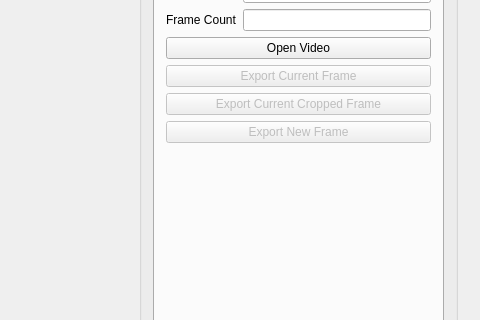
Qt form GUI/mainwindow.ui (oliw/motion) before a commit; both pictures show x 667 to 1147 and y 142 to 462 of the 1147 by 668 pixel window.
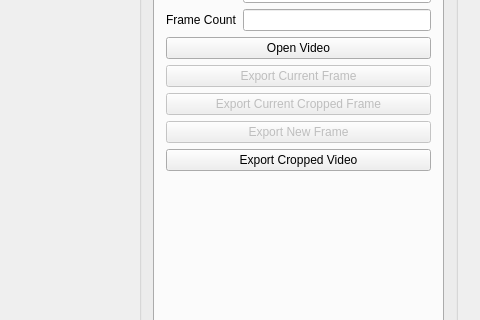
The same form after that commit.

Commit message: You can now export the cropped original video

Diff of the .ui file:
```diff
--- a/GUI/mainwindow.ui
+++ b/GUI/mainwindow.ui
@@ -193,6 +193,13 @@
                 </property>
                </widget>
               </item>
+              <item>
+               <widget class="QPushButton" name="exportCroppedVideoButton">
+                <property name="text">
+                 <string>Export Cropped Video</string>
+                </property>
+               </widget>
+              </item>
               <item>
                <spacer name="verticalSpacer_2">
                 <property name="orientation">
```
The commit also changes 5 other files.
